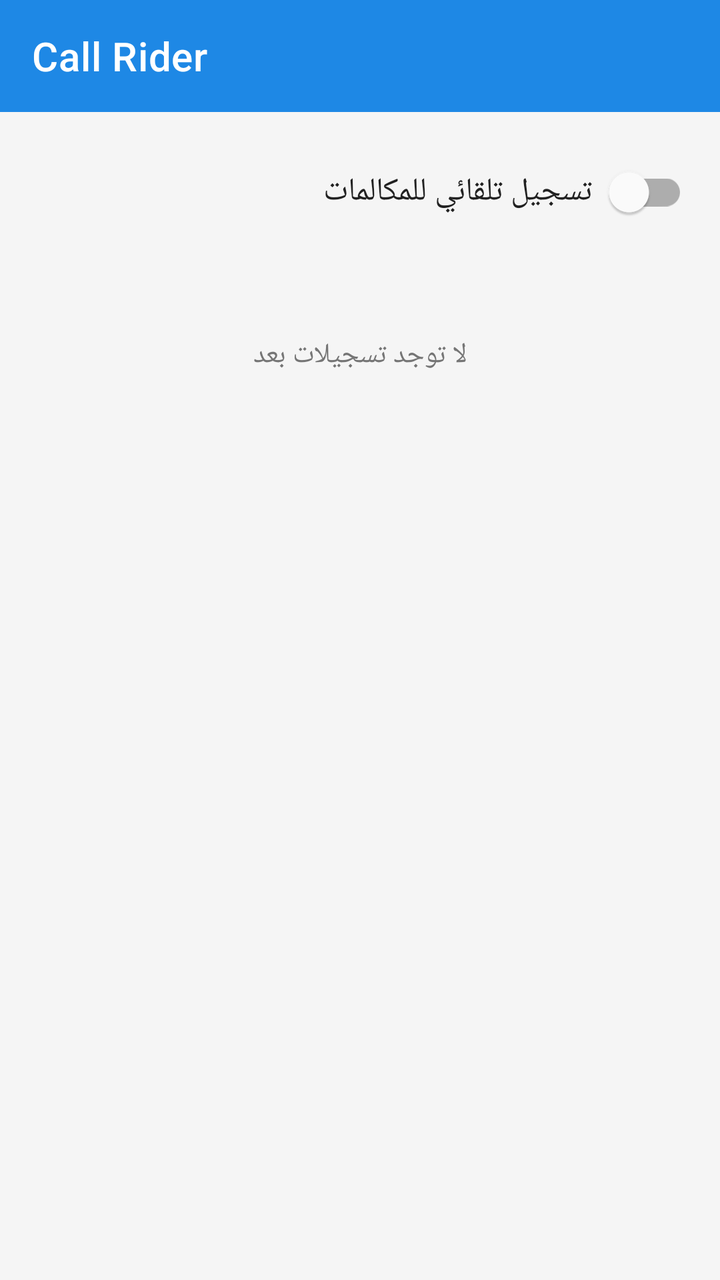
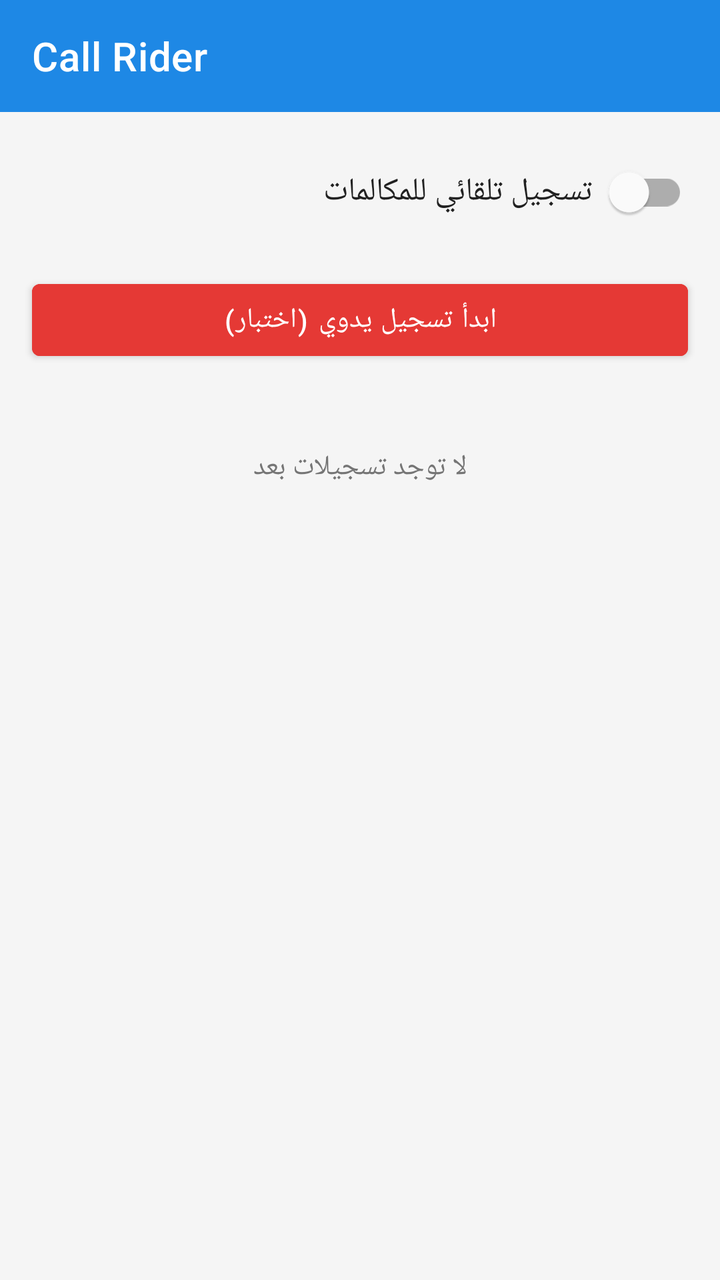

An Android layout rendered at two revisions. The XML below is the earlier revision; the diff shows what the commit changed to produce the second picture.
<!-- AndroidManifest.xml: application theme Theme.CallRecorder -->
<!-- res/layout/activity_main.xml -->
<?xml version="1.0" encoding="utf-8"?>
<LinearLayout xmlns:android="http://schemas.android.com/apk/res/android"
    xmlns:app="http://schemas.android.com/apk/res-auto"
    android:layout_width="match_parent"
    android:layout_height="match_parent"
    android:orientation="vertical"
    android:background="@color/background">

    <com.google.android.material.appbar.MaterialToolbar
        android:id="@+id/toolbar"
        android:layout_width="match_parent"
        android:layout_height="?attr/actionBarSize"
        android:background="@color/primary"
        app:title="@string/app_name"
        app:titleTextColor="#FFFFFF" />

    <LinearLayout
        android:layout_width="match_parent"
        android:layout_height="wrap_content"
        android:orientation="horizontal"
        android:gravity="center_vertical"
        android:padding="16dp">

        <TextView
            android:layout_width="0dp"
            android:layout_height="wrap_content"
            android:layout_weight="1"
            android:text="@string/auto_record_label"
            android:textSize="16sp"
            android:textColor="@color/text_primary" />

        <com.google.android.material.switchmaterial.SwitchMaterial
            android:id="@+id/switchAutoRecord"
            android:layout_width="wrap_content"
            android:layout_height="wrap_content" />
    </LinearLayout>

    <LinearLayout
        android:id="@+id/layoutPermissions"
        android:layout_width="match_parent"
        android:layout_height="wrap_content"
        android:orientation="vertical"
        android:padding="16dp"
        android:background="#FFF3E0"
        android:visibility="gone">

        <TextView
            android:layout_width="match_parent"
            android:layout_height="wrap_content"
            android:text="@string/permissions_needed"
            android:textColor="@color/text_primary"
            android:layout_marginBottom="8dp" />

        <Button
            android:id="@+id/btnGrantPermissions"
            android:layout_width="wrap_content"
            android:layout_height="wrap_content"
            android:text="@string/grant_permissions" />
    </LinearLayout>

    <TextView
        android:id="@+id/tvEmpty"
        android:layout_width="match_parent"
        android:layout_height="wrap_content"
        android:text="@string/no_recordings"
        android:textColor="@color/text_secondary"
        android:gravity="center"
        android:padding="32dp" />

    <androidx.recyclerview.widget.RecyclerView
        android:id="@+id/recyclerRecordings"
        android:layout_width="match_parent"
        android:layout_height="0dp"
        android:layout_weight="1"
        android:clipToPadding="false"
        android:padding="8dp" />

</LinearLayout>
<!-- resources referenced by this layout -->
<resources>
  <color name="background">#F5F5F5</color>
  <color name="primary">#1E88E5</color>
  <color name="text_primary">#212121</color>
  <color name="text_secondary">#757575</color>
  <string name="app_name">Call Rider</string>
  <string name="auto_record_label">تسجيل تلقائي للمكالمات</string>
  <string name="grant_permissions">منح الصلاحيات</string>
  <string name="no_recordings">لا توجد تسجيلات بعد</string>
  <string name="permissions_needed">التطبيق يحتاج صلاحيات المايك وحالة الهاتف للعمل</string>
  <style name="Theme.CallRecorder" parent="Theme.MaterialComponents.DayNight.NoActionBar">
          <item name="colorPrimary">@color/primary</item>
          <item name="colorPrimaryDark">@color/primary_dark</item>
          <item name="colorAccent">@color/accent</item>
          <item name="android:windowBackground">@color/background</item>
      </style>
  <color name="primary_dark">#1565C0</color>
  <color name="accent">#E53935</color>
</resources>

<!-- the commit's change to res/layout/activity_main.xml (unified diff, before → after) -->
@@ -34,6 +34,15 @@
             android:layout_width="wrap_content"
             android:layout_height="wrap_content" />
     </LinearLayout>
+
+    <Button
+        android:id="@+id/btnManualRecord"
+        android:layout_width="match_parent"
+        android:layout_height="wrap_content"
+        android:layout_marginHorizontal="16dp"
+        android:layout_marginBottom="8dp"
+        android:text="@string/manual_start"
+        android:backgroundTint="@color/accent" />
 
     <LinearLayout
         android:id="@+id/layoutPermissions"
<!-- resource entries referenced after the edit -->
@@ -7,6 +7,7 @@
   <string name="app_name">Call Rider</string>
   <string name="auto_record_label">تسجيل تلقائي للمكالمات</string>
   <string name="grant_permissions">منح الصلاحيات</string>
+  <string name="manual_start">ابدأ تسجيل يدوي (اختبار)</string>
   <string name="no_recordings">لا توجد تسجيلات بعد</string>
   <string name="permissions_needed">التطبيق يحتاج صلاحيات المايك وحالة الهاتف للعمل</string>
   <style name="Theme.CallRecorder" parent="Theme.MaterialComponents.DayNight.NoActionBar">
